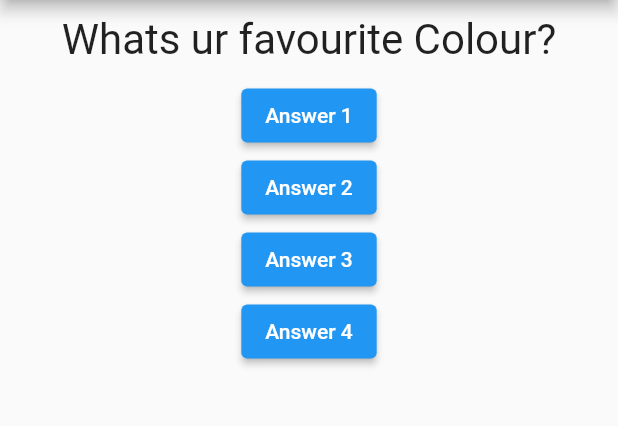
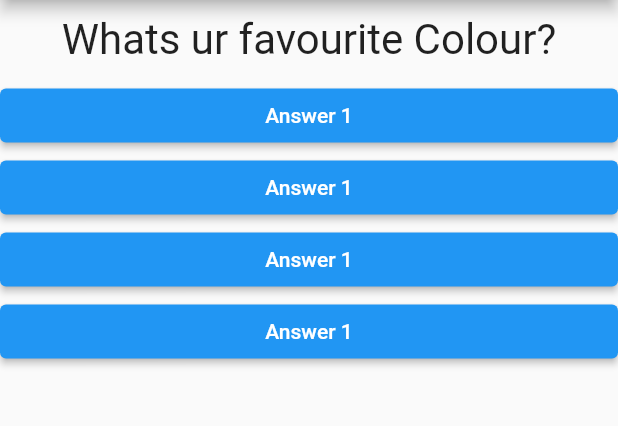
Before and after one commit to hga-777/Quiz_App, a Flutter app: the screen it shows after launch, on a phone screen of 412 x 824 dp, the part 84-510 px from its top. Run offline on Flutter 3.47's test engine with Material 2 defaults, Android fonts, the light colour scheme and no system bars.

Commit message:
Separate file for the button has been added

```diff
--- /dev/null
+++ b/lib/answer.dart
@@ -0,0 +1,18 @@
+import 'package:flutter/material.dart';
+
+class Answer extends StatelessWidget {
+  final VoidCallback selectHandler; //voidcallback means a function that takes no arguenent and return nothing
+  Answer(this.selectHandler);
+  @override
+  Widget build(BuildContext context) {
+    return Container(
+        width: double.infinity,
+        child: ElevatedButton(
+          style: ElevatedButton.styleFrom(
+            primary: Colors.blue, // Set the background color of the button
+          ),
+          child: Text("Answer 1"),
+          onPressed: selectHandler,
+        ));
+  }
+}
--- a/lib/main.dart
+++ b/lib/main.dart
@@ -1,3 +1,4 @@
+import 'package:first_ap/answer.dart';
 import 'package:flutter/material.dart';
 import './Question.dart';
 // 'import krne ka mtlb kisi alg file se koi functionality ko copy krna
@@ -48,16 +49,10 @@
         body: Column(children: [
           //children is the list of widgets
           Question(questions[_questionIndex]),
-          ElevatedButton(
-              onPressed: _answerQuestion, child: const Text("Answer 1")),
-          ElevatedButton(
-              onPressed: _answerQuestion,
-              child: const Text(
-                  "Answer 2")), //on pressed pr function call hoga yeh rk anaonymous function hai
-          ElevatedButton(
-              onPressed: _answerQuestion, child: const Text("Answer 3")),
-          ElevatedButton(
-              onPressed: _answerQuestion, child: const Text("Answer 4"))
+          Answer(_answerQuestion),
+          Answer(_answerQuestion),
+          Answer(_answerQuestion),
+          Answer(_answerQuestion),
         ]),
       ),
     ); //yeh ek widget hai pr isme arguement pass kr rhe hai
```
